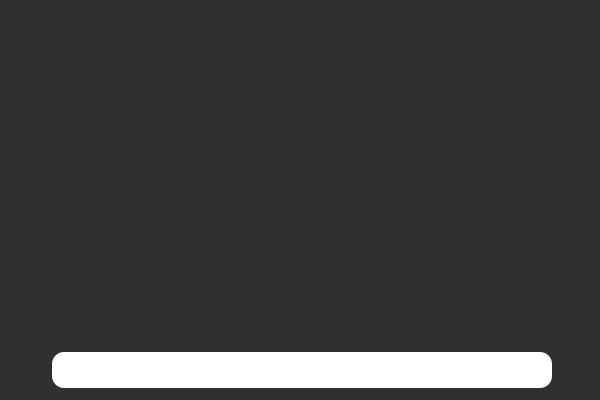
yechaoGitHub/AI, file widget/chat/WRobotChat.ui: the form before one commit.
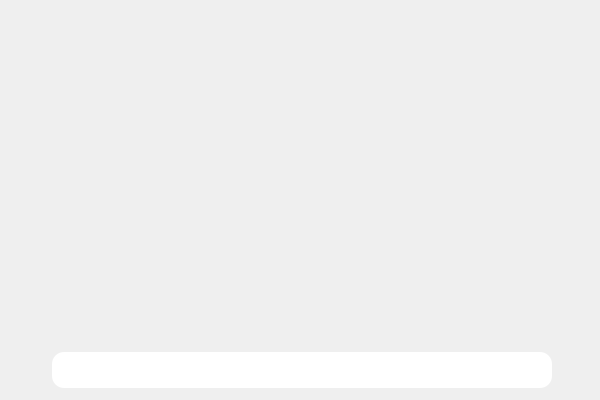
The form after the commit. Icons and pictures are not drawn.

```diff
--- a/widget/chat/WRobotChat.ui
+++ b/widget/chat/WRobotChat.ui
@@ -26,7 +26,7 @@
 
 QFrame#frame{
 	border:none;
-	background-color: rgba(0, 0, 0,204);
+	background-color: transparent;
 }
 
 QPushButton#pb_send{
@@ -43,7 +43,7 @@
 }
 
 QListWidget{
-	background-color: rgba(0, 0, 0,204);
+	background-color: transparent;
     color:rgb(51,51,51); 		 	 	    
     border: none;
     outline:0px;
```
Left out of the diff: 6 changed lines with no effect on the pictures.
